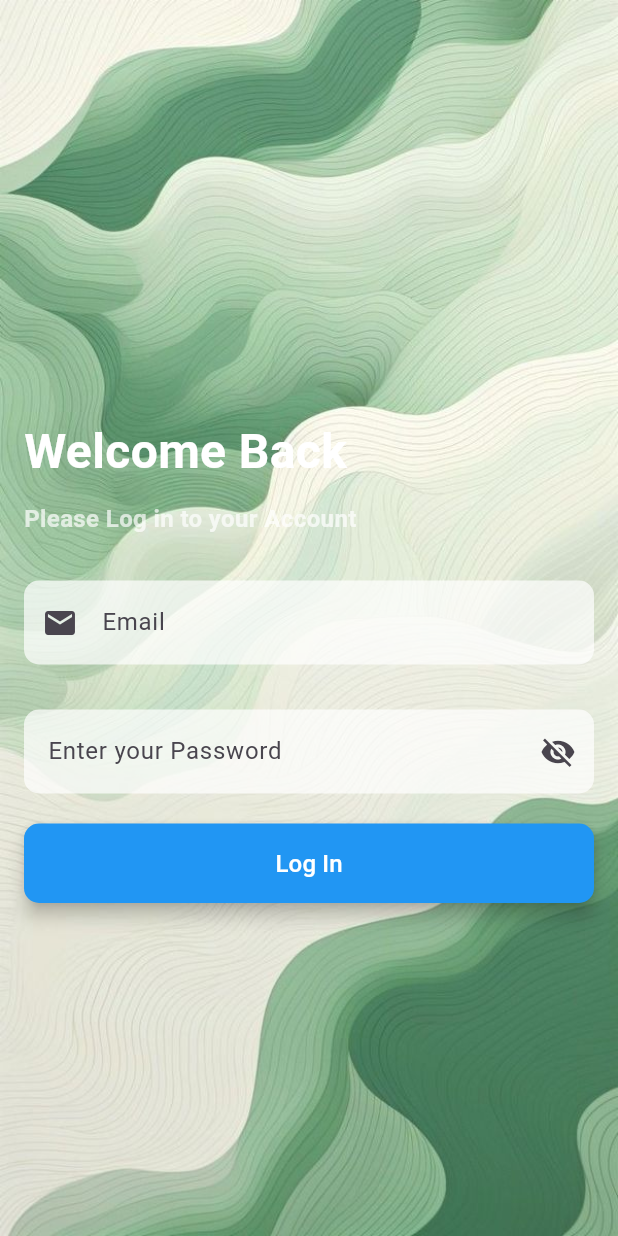
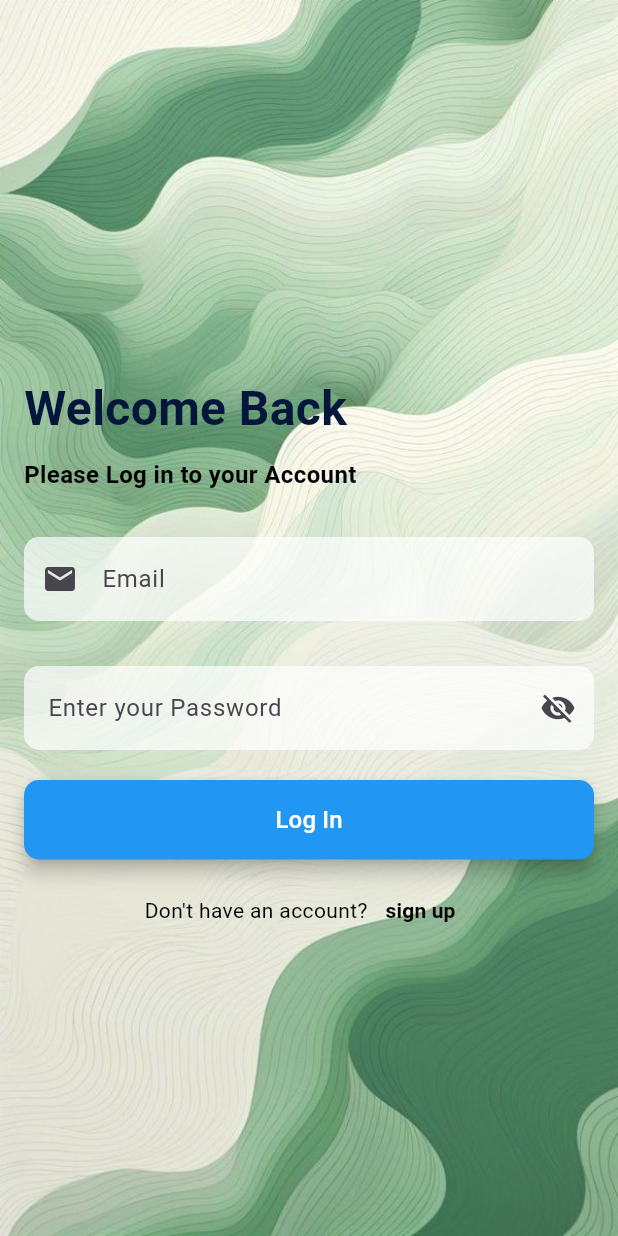
Before and after one commit to gunanidhi-ms/flutter_project_1, a Flutter app: the LoginScreen screen opened directly, on a phone screen of 412 x 824 dp. Run offline on Flutter 3.47's test engine with Material 3 defaults, Android fonts, the phone set to English and light mode, and no system bars; our stand-ins replace sqflite_common_ffi; accounts and stored records are empty.

Commit message:
did some chnahges to color of text and added navigation to sign up page

```diff
--- a/lib/main.dart
+++ b/lib/main.dart
@@ -17,7 +17,7 @@ class MyApp extends StatelessWidget {
       theme: ThemeData(
         colorScheme: ColorScheme.fromSeed(seedColor: Colors.deepPurple),
       ),
-      home: const SignupPage(), // Start from login
+      home: const LoginScreen(), // Start from login
     );
   }
 }
--- a/lib/screens/login.dart
+++ b/lib/screens/login.dart
@@ -1,6 +1,7 @@
 import 'package:flutter/material.dart';
 import 'package:flutter_project_1/db_helper.dart';
 import '../widgets/custom_scaffold.dart';
+import 'signup_page.dart';
 
 
 class LoginScreen extends StatefulWidget{
@@ -26,7 +27,7 @@ class _LoginScreenState extends State<LoginScreen>{
               style: TextStyle(
                 fontSize: 32,
                 fontWeight: FontWeight.bold,
-                color:Colors.white,
+                color:const Color.fromARGB(255, 4, 22, 58),
 
               ),
               ),
@@ -36,7 +37,7 @@ class _LoginScreenState extends State<LoginScreen>{
                 style: TextStyle(
                   fontSize: 16,
                   fontWeight: FontWeight.bold,
-                  color:Colors.white70,
+                  color:Colors.black,
                 ),
               ),
               const SizedBox(height:30),
@@ -128,6 +129,30 @@ class _LoginScreenState extends State<LoginScreen>{
                     fontSize: 16,color:Colors.white),
                   ),
                   ),
+                  const SizedBox(height:10),
+                  Row(
+                    mainAxisAlignment: MainAxisAlignment.center,
+                    children: [
+                      Text(
+                        "Don't have an account?",
+                        style:TextStyle(color:Colors.black),
+                      ),
+                      TextButton(
+                        onPressed: (){
+                          Navigator.push(
+                          context,
+                          MaterialPageRoute(builder: (context) =>SignupPage()),
+                          );
+                        },
+                        child: Text(
+                         "sign up",
+                         style: TextStyle(
+                          color:Colors.black,
+                          fontWeight: FontWeight.bold),
+                          ),
+                      ),
+                    ],
+                  ),
           ],
 
         ),
```
Also changed, not shown: pubspec.lock.
